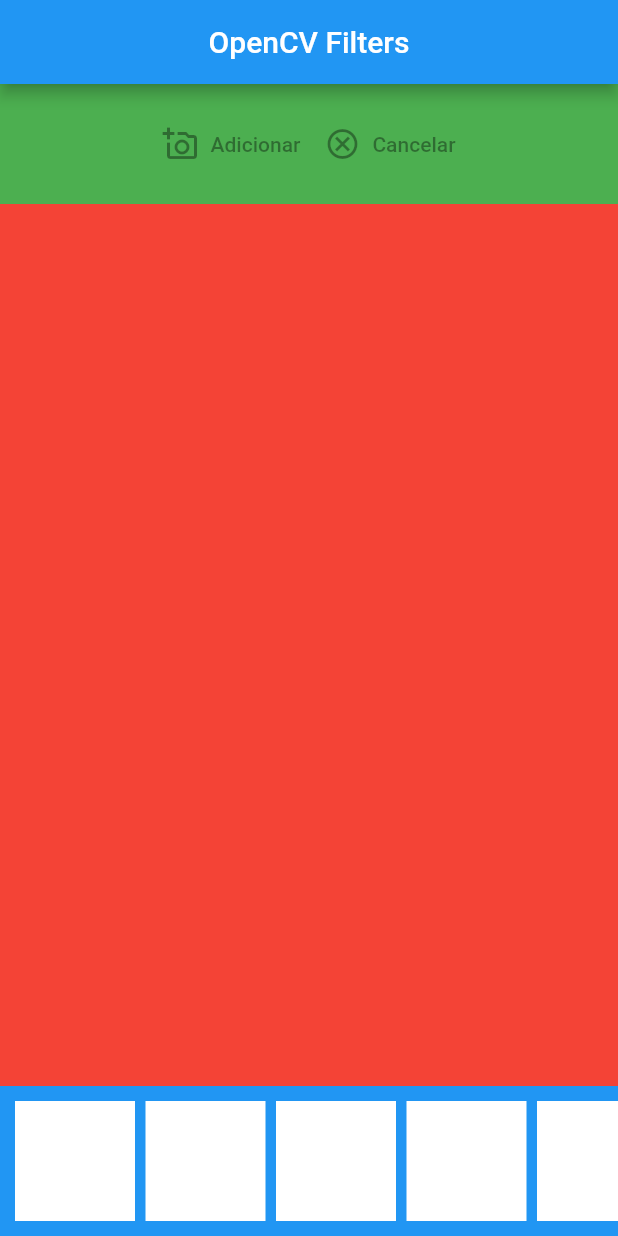
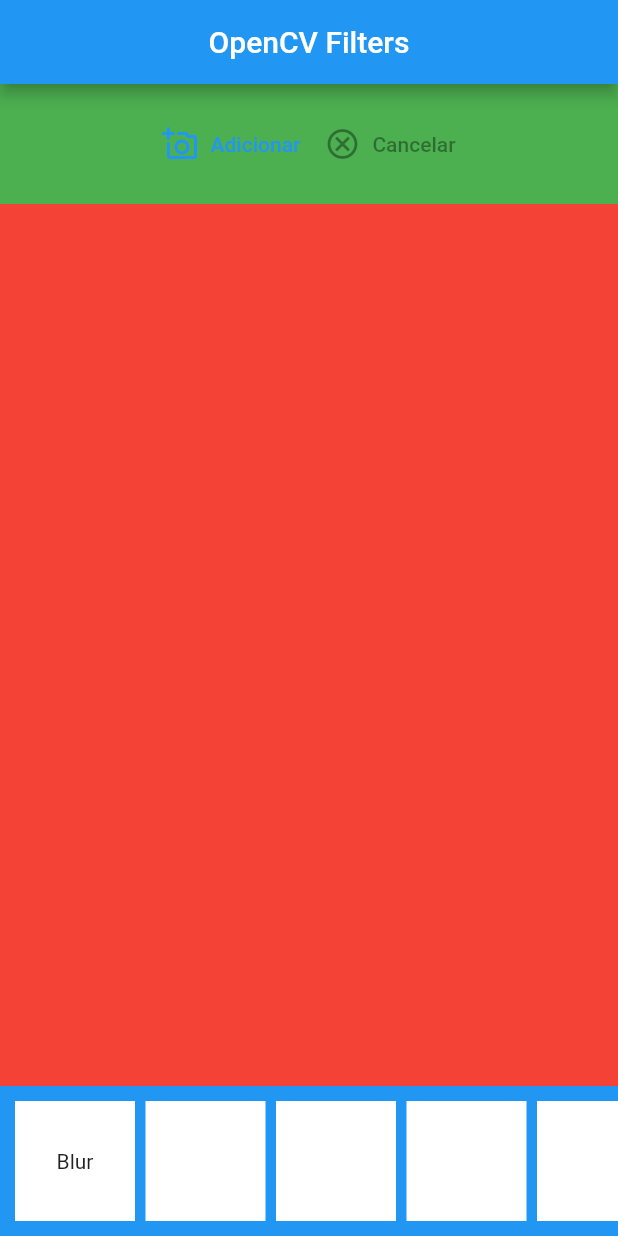
Before and after one commit to Gamebielo/Flutter_OpenCV_Filters, a Flutter app: the screen it shows after launch, on a phone screen of 412 x 824 dp. Run offline on Flutter 3.47's test engine with Material 2 defaults, Android fonts, the phone set to English and light mode, and no system bars; our stand-ins replace image_picker; missing offline and left inert: opencv.

Commit message:
Image Viewer & Blur Filter
• Carregando imagens da galeria;
• Primeiro filtro funcional (Blur)

```diff
--- a/lib/home.dart
+++ b/lib/home.dart
@@ -1,4 +1,9 @@
+import 'dart:io';
+
 import 'package:flutter/material.dart';
+import 'package:image_picker/image_picker.dart';
+import 'package:opencv/core/core.dart';
+import 'package:opencv/opencv.dart';
 
 class HomePage extends StatefulWidget {
   const HomePage({Key? key}) : super(key: key);
@@ -8,6 +13,29 @@ class HomePage extends StatefulWidget {
 }
 
 class _HomePageState extends State<HomePage> {
+  final picker = ImagePicker();
+  File? file;
+  Image? image;
+
+  getImagePicker() async {
+    var pickedFile = await picker.pickImage(source: ImageSource.gallery);
+    var tempFile = File(pickedFile!.path);
+
+    setState(() {
+      file = tempFile;
+      image = Image.file(tempFile);
+    });
+  }
+
+  applyFilter() async {
+    var bytes = await file!.readAsBytes();
+    var res = await ImgProc.blur(bytes, [45, 45], [20, 30], Core.borderReflect);
+
+    setState(() {
+      image = Image.memory(res); // Criando imagem em memória
+    });
+  }
+
   @override
   Widget build(BuildContext context) {
     return Scaffold(
@@ -29,7 +57,7 @@ class _HomePageState extends State<HomePage> {
                   TextButton.icon(
                     icon: Icon(Icons.add_a_photo_outlined),
                     label: Text("Adicionar"),
-                    onPressed: null,
+                    onPressed: getImagePicker,
                   ),
                   TextButton.icon(
                     icon: Icon(Icons.cancel_outlined),
@@ -42,7 +70,9 @@ class _HomePageState extends State<HomePage> {
             Expanded(
               // Para pegar o tamanho que sobrar da tela
               child: Container(
+                alignment: Alignment.center,
                 color: Colors.red,
+                child: image != null ? image : null,
               ),
             ),
             Container(
@@ -53,11 +83,15 @@ class _HomePageState extends State<HomePage> {
                 scrollDirection: Axis.horizontal,
                 padding: EdgeInsets.all(10.0),
                 children: [
-                  Container(
-                    width: 80,
-                    height: 80,
-                    color: Colors.white,
-                    margin: EdgeInsets.only(right: 7.0),
+                  GestureDetector(
+                    onTap: applyFilter,
+                    child: Container(
+                      width: 80,
+                      height: 80,
+                      color: Colors.white,
+                      margin: EdgeInsets.only(right: 7.0),
+                      child: Center(child: Text("Blur")),
+                    ),
                   ),
                   Container(
                     width: 80,
--- a/lib/main.dart
+++ b/lib/main.dart
@@ -1,5 +1,4 @@
 import 'package:flutter/material.dart';
-
 import 'home.dart';
 
 void main() {
--- a/pubspec.yaml
+++ b/pubspec.yaml
@@ -24,10 +24,11 @@ dependencies:
   flutter:
     sdk: flutter
 
-
   # The following adds the Cupertino Icons font to your application.
   # Use with the CupertinoIcons class for iOS style icons.
   cupertino_icons: ^1.0.2
+  image_picker: ^0.8.4+3
+  opencv: ^1.0.4
 
 dev_dependencies:
   flutter_test:
```
Also changed, not shown: pubspec.lock, 4 other files.
